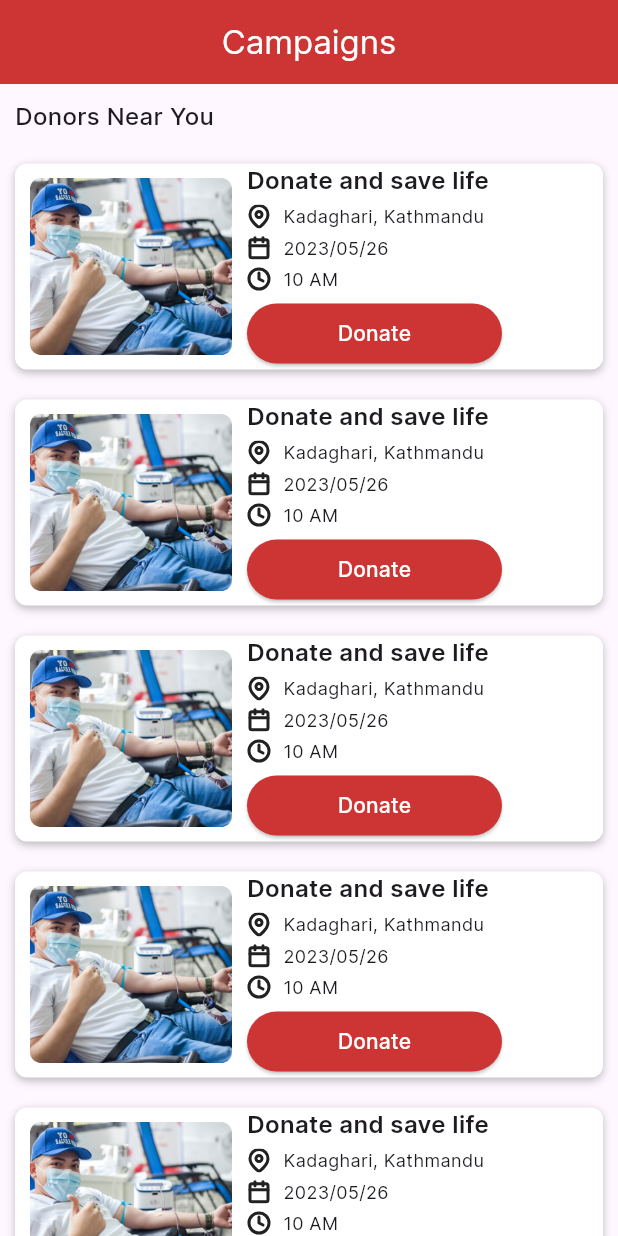
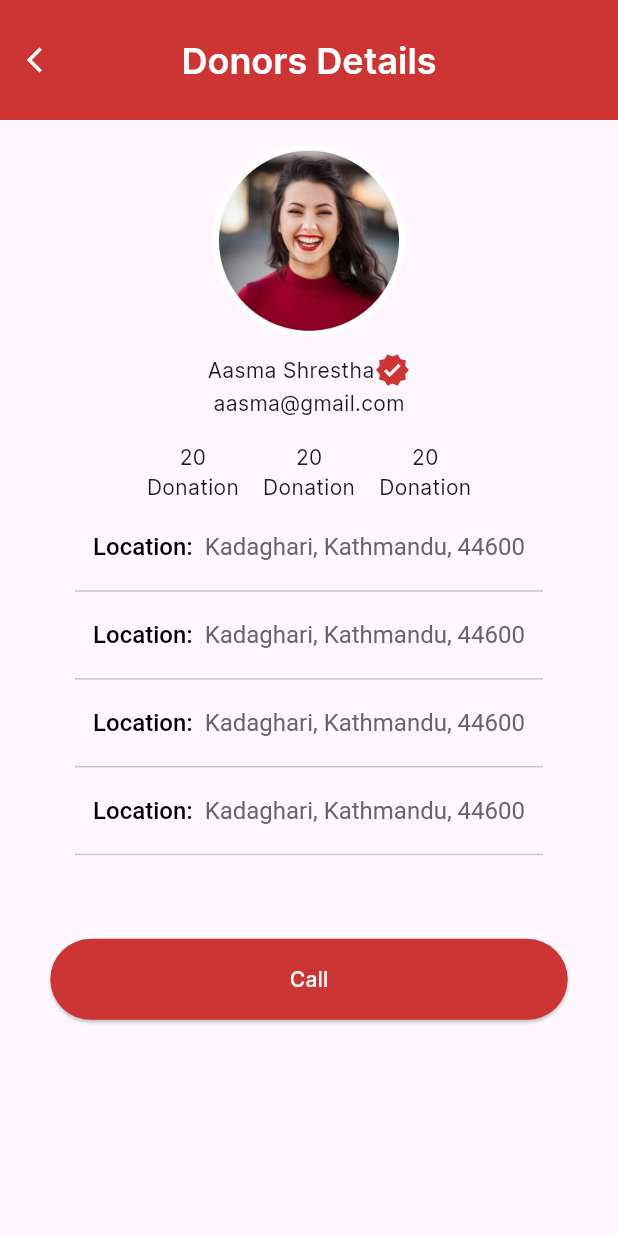
Before and after one commit to Jigarchovatiya/blood_donation_app, a Flutter app: the screen it shows after launch, on a phone screen of 412 x 824 dp. Run offline on Flutter 3.47's test engine with Material 2 defaults, Android fonts, the phone set to English and light mode, and no system bars; our stand-ins replace firebase_auth, firebase_core, flutter_svg, intl_phone_field, otp_text_field, smooth_page_indicator; accounts and stored records are empty.

Commit message:
07-06-2023

```diff
--- a/lib/main.dart
+++ b/lib/main.dart
@@ -1,4 +1,4 @@
-import 'package:blood_donation_app/view/bottom_bar/campaigns_screen.dart';
+import 'package:blood_donation_app/view/bottom_bar/donnors/donors_detail_screen.dart';
 import 'package:firebase_core/firebase_core.dart';
 import 'package:flutter/material.dart';
 
@@ -22,7 +22,7 @@ class MyApp extends StatelessWidget {
         colorScheme: ColorScheme.fromSeed(seedColor: Colors.deepPurple),
         useMaterial3: true,
       ),
-      home: const CampaignsScreen(),
+      home: const DonorsDetailScreen(),
     );
   }
 }
--- a/lib/res/common/media_quary_common.dart
+++ /dev/null
@@ -1,17 +0,0 @@
-import 'package:flutter/material.dart';
-
-double? width;
-double? height;
-
-class MediaQuery extends StatelessWidget {
-  const MediaQuery({super.key});
-
-  @override
-  Widget build(BuildContext context) {
-    width = MediaQuery.of(context)?.size.width;
-    height = MediaQuery.of(context)?.size.height;
-    return Container();
-  }
-
-  static of(BuildContext context) {}
-}
--- a/lib/res/constants/app_assets.dart
+++ b/lib/res/constants/app_assets.dart
@@ -43,4 +43,7 @@ class AppAssets {
   static const String profileFive = "${imageBasePath}profile_Five.png";
   static const String profileSix = "${imageBasePath}profile_six.png";
   static const String profileSeven = "${imageBasePath}profile_Five.png";
+
+  /// donors detail
+  static const String profileImage = "${imageBasePath}profile_image.png";
 }
--- a/lib/res/constants/app_colors.dart
+++ b/lib/res/constants/app_colors.dart
@@ -25,4 +25,5 @@ class AppColors {
   static const Color textFillColor = Color(0xFFD6EEF1);
   static const Color homeBg = Color(0xFFFFF5F5);
   static const Color buttonBg = Color(0xFFE6E6E6);
+  static const Color dividerGray = Color(0xFF999999);
 }
--- a/lib/res/constants/app_strings.dart
+++ b/lib/res/constants/app_strings.dart
@@ -85,4 +85,24 @@ class AppStrings {
   static const String next = "Next";
   static const String donors = "Donors";
   static const String campaigns = "Campaigns";
+  static const String timeSlot = "Time Slot";
+  static const String review = "Review";
+  static const String selectASuitableTimeSlot = "Select a suitable time slot for you";
+  static const String reviewYourResponse = "Review your response and click submit";
+  static const String campaignDetails = "Campaign Details";
+  static const String refNumber = "Ref number";
+  static const String campaignName = "Campaign name";
+  static const String donateBloodSaveLife = "Donate Blood Save Life";
+  static const String campaignDate = "Campaign Date";
+  static const String refNo = "005878";
+  static const String campaignDt = "2023/07/02";
+  static const String donorName = "DonorName";
+  static const String lastDonation = "Last Donation";
+  static const String currentMedication = "Current Medication";
+  static const String submit = "Submit";
+  static const String back = "Back";
+
+  /// donors detail
+  static const String donorDetails = "Donors Details";
+  static const String call = "Call";
 }
--- a/lib/view/bottom_bar/donnors_screen.dart
+++ b/lib/view/bottom_bar/donnors/donnors_screen.dart
@@ -1,9 +1,9 @@
 import 'package:flutter/material.dart';
 import 'package:flutter_svg/svg.dart';
 
-import '../../res/constants/app_assets.dart';
-import '../../res/constants/app_colors.dart';
-import '../../res/constants/app_strings.dart';
+import '../../../res/constants/app_assets.dart';
+import '../../../res/constants/app_colors.dart';
+import '../../../res/constants/app_strings.dart';
 
 class DonnerScreen extends StatefulWidget {
   const DonnerScreen({Key? key}) : super(key: key);
--- /dev/null
+++ b/lib/view/bottom_bar/donnors/donors_detail_screen.dart
@@ -0,0 +1,162 @@
+import 'package:blood_donation_app/res/common/app_button.dart';
+import 'package:blood_donation_app/res/constants/app_assets.dart';
+import 'package:flutter/material.dart';
+
+import '../../../res/constants/app_colors.dart';
+import '../../../res/constants/app_strings.dart';
+
+class DonorsDetailScreen extends StatefulWidget {
+  const DonorsDetailScreen({super.key});
+
+  @override
+  State<DonorsDetailScreen> createState() => _DonorsDetailScreenState();
+}
+
+class _DonorsDetailScreenState extends State<DonorsDetailScreen> {
+  @override
+  Widget build(BuildContext context) {
+    double height = MediaQuery.of(context).size.height;
+    // double width = MediaQuery.of(context).size.width;
+    return Scaffold(
+      appBar: AppBar(
+        foregroundColor: AppColors.white,
+        backgroundColor: AppColors.materialColor,
+        elevation: 0,
+        toolbarHeight: 80,
+        leading: TextButton(
+          onPressed: () {
+            Navigator.pop(context);
+          },
+          child: const Icon(Icons.arrow_back_ios, size: 20, color: AppColors.white),
+        ),
+        title: const Text(
+          AppStrings.donorDetails,
+          style: TextStyle(fontSize: 24, fontWeight: FontWeight.w600),
+        ),
+        centerTitle: true,
+      ),
+      body: SingleChildScrollView(
+        child: Column(
+          crossAxisAlignment: CrossAxisAlignment.center,
+          children: [
+            SizedBox(height: height / 50),
+            Image.asset(AppAssets.profileImage, height: 128),
+            SizedBox(height: height / 80),
+            Row(
+              mainAxisAlignment: MainAxisAlignment.center,
+              children: [
+                const Text(
+                  "Aasma Shrestha",
+                ),
+                Icon(
+                  Icons.verified,
+                  color: AppColors.materialColor,
+                )
+              ],
+            ),
+            const Text(
+              "aasma@gmail.com",
+            ),
+            SizedBox(height: height / 50),
+            const Row(
+              mainAxisAlignment: MainAxisAlignment.center,
+              children: [
+                Column(
+                  children: [
+                    Text(
+                      "20",
+                    ),
+                    Text(
+                      "Donation",
+                    ),
+                  ],
+                ),
+                VerticalDivider(
+                  color: AppColors.dividerGray,
+                  thickness: 2,
+                  indent: 10,
+                  endIndent: 10,
+                ),
+                Column(
+                  children: [
+                    Text(
+                      "20",
+                    ),
+                    Text(
+                      "Donation",
+                    ),
+                  ],
+                ),
+                VerticalDivider(
+                  color: AppColors.dividerGray,
+                  thickness: 1,
+                ),
+                Column(
+                  children: [
+                    Text(
+                      "20",
+                    ),
+                    Text(
+                      "Donation",
+                    ),
+                  ],
+                ),
+              ],
+            ),
+            Padding(
+              padding: const EdgeInsets.all(20),
+              child: ListView.builder(
+                shrinkWrap: true,
+                physics: const NeverScrollableScrollPhysics(),
+                itemCount: 4,
+                itemBuilder: (context, index) {
+                  return Column(
+                    children: [
+                      RichText(
+                        text: const TextSpan(
+                          children: [
+                            TextSpan(
+                              text: "Location: ",
+                              style: TextStyle(color: AppColors.black, fontWeight: FontWeight.w500, fontSize: 16),
+                            ),
+                            TextSpan(
+                              text: " Kadaghari, Kathmandu, 44600",
+                              style: TextStyle(color: AppColors.textColor, fontWeight: FontWeight.w400, fontSize: 16),
+                            ),
+                          ],
+                        ),
+                      ),
+                      SizedBox(
+                        height: height / 70,
+                      ),
+                      const Divider(
+                        thickness: 1,
+                        endIndent: 30,
+                        indent: 30,
+                      ),
+                      SizedBox(
+                        height: height / 70,
+                      ),
+                    ],
+                  );
+                },
+              ),
+            ),
+            SizedBox(
+              height: height / 50,
+            ),
+            AppButton(
+              borderRadius: BorderRadius.circular(30),
+              backgroundColor: AppColors.materialColor,
+              foregroundColor: AppColors.white,
+              side: BorderSide.none,
+              fixedSize: const Size(345, 54),
+              onPressed: () {},
+              buttonText: AppStrings.call,
+            ),
+          ],
+        ),
+      ),
+    );
+  }
+}
```
Also changed, not shown: lib/res/common/app_circle_avatar.dart (+6 -1 lines), lib/view/bottom_bar/bottom_bar_screen.dart (+4 -4 lines), lib/view/bottom_bar/campaign/campaigns_screen.dart (renamed from lib/view/bottom_bar/campaigns_screen.dart, +4 -4 lines), lib/view/bottom_bar/home_screen/donation_cajmpaign_four.dart (renamed from lib/view/bottom_bar/home_screen/blood_donation_screen.dart, +4 -4 lines), lib/view/bottom_bar/home_screen/donation_campaign_three.dart (added, +273 -0 lines), lib/view/bottom_bar/home_screen/donation_campaign_two.dart (added, +97 -0 lines), lib/view/entry_point/email_log_in.dart (+2 -16 lines), lib/view/entry_point/log_in_screen.dart (+60 -6 lines), assets/icons/map_gray.svg (added), assets/images/profile_image.png (added), lib/view/bottom_bar/history/history_screen.dart (renamed from lib/view/bottom_bar/history_screen.dart), lib/view/bottom_bar/profile/profile_screen.dart (renamed from lib/view/bottom_bar/profile_screen.dart).
